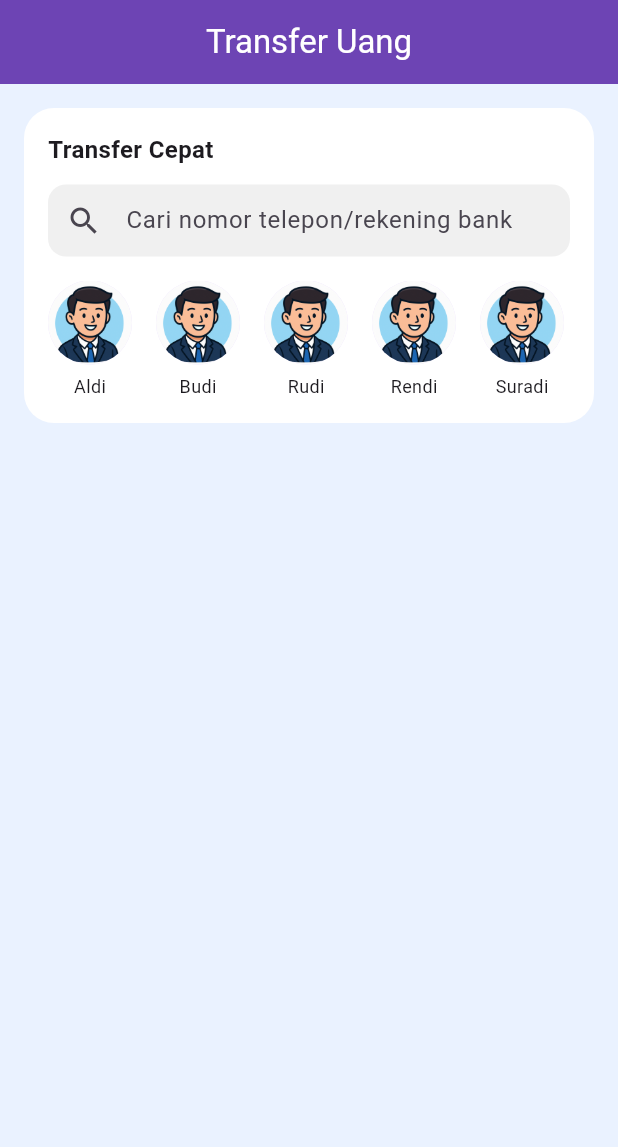
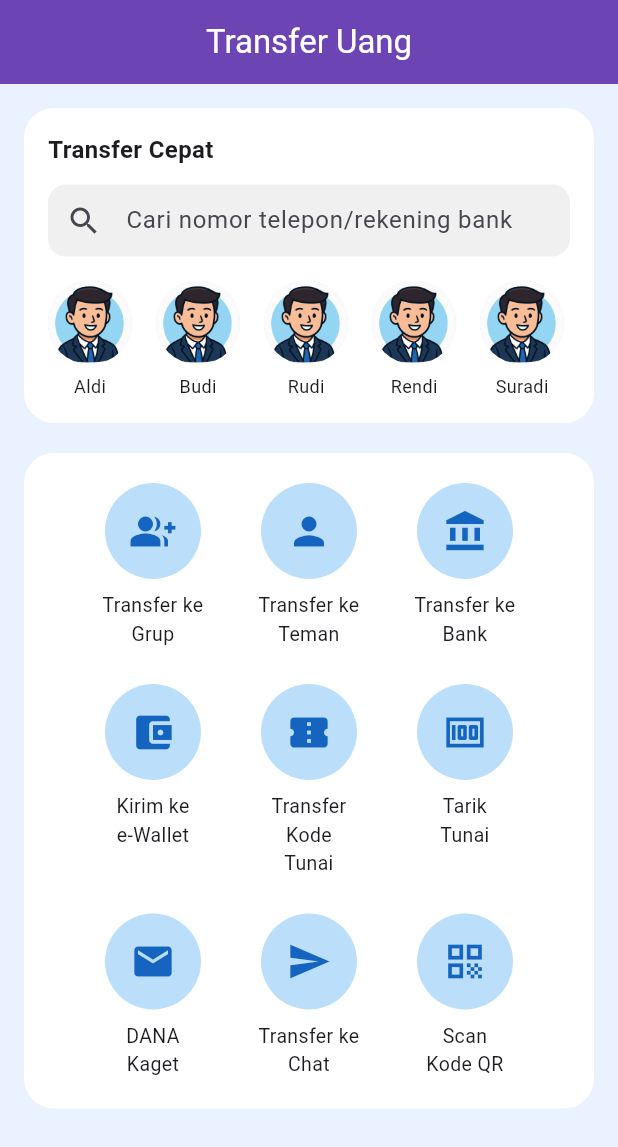
Before and after one commit to Ferdiansyah42/uas_sm4, a Flutter app: the TransferPage screen opened directly, on a phone screen of 412 x 824 dp. Shown: the top 1147 px of the screen. Run offline on Flutter 3.47's test engine with Material 3 defaults, Android fonts, the phone set to English and light mode, and no system bars.

Commit message:
pilihan metode transfer

```diff
--- a/lib/pages/transfer_page.dart
+++ b/lib/pages/transfer_page.dart
@@ -78,9 +78,54 @@ class TransferPage extends StatelessWidget {
           ),
 
           const SizedBox(height: 20),
+
+          Container(
+            padding: const EdgeInsets.symmetric(horizontal: 16, vertical: 20),
+            decoration: BoxDecoration(
+              color: Colors.white,
+              borderRadius: BorderRadius.circular(20),
+            ),
+            child: Wrap(
+              spacing: 24,
+              runSpacing: 24,
+              alignment: WrapAlignment.center,
+              children: [
+                _buildMenuItem(Icons.group_add, 'Transfer ke\nGrup'),
+                _buildMenuItem(Icons.person, 'Transfer ke\nTeman'),
+                _buildMenuItem(Icons.account_balance, 'Transfer ke\nBank'),
+                _buildMenuItem(Icons.account_balance_wallet, 'Kirim ke\ne-Wallet'),
+                _buildMenuItem(Icons.confirmation_number, 'Transfer Kode\nTunai'),
+                _buildMenuItem(Icons.money, 'Tarik\nTunai'),
+                _buildMenuItem(Icons.mail, 'DANA\nKaget'),
+                _buildMenuItem(Icons.send, 'Transfer ke\nChat'),
+                _buildMenuItem(Icons.qr_code, 'Scan\nKode QR'),
+              ],
+            ),
+          ),
         ],
       ),
     );
   }
 
+  Widget _buildMenuItem(IconData icon, String label) {
+    return SizedBox(
+      width: 80,
+      child: Column(
+        mainAxisSize: MainAxisSize.min,
+        children: [
+          CircleAvatar(
+            radius: 32,
+            backgroundColor: Colors.blue[100],
+            child: Icon(icon, color: Colors.blue[800], size: 30),
+          ),
+          const SizedBox(height: 8),
+          Text(
+            label,
+            style: const TextStyle(fontSize: 13),
+            textAlign: TextAlign.center,
+          ),
+        ],
+      ),
+    );
+  }
 }
```
